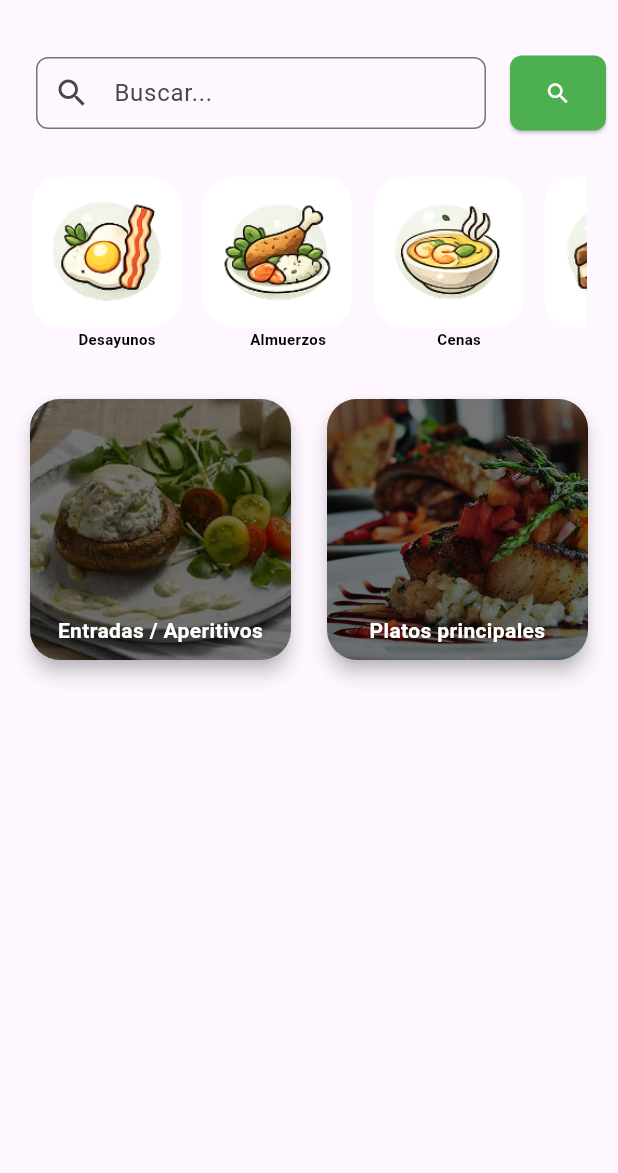
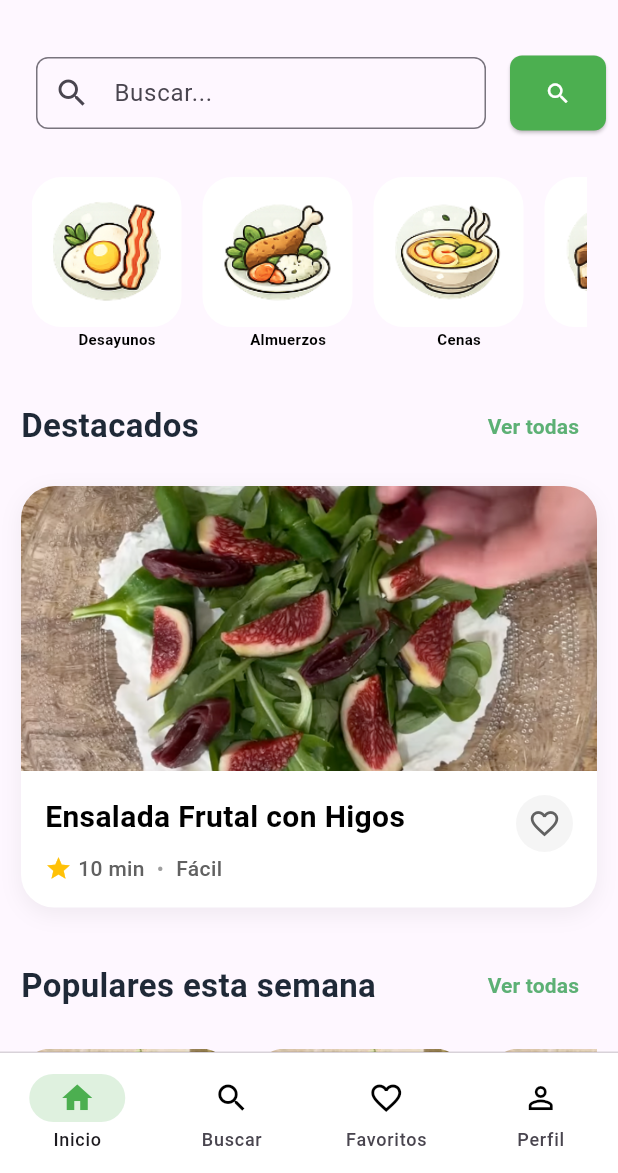
Before and after one commit to Taoista/recetastao, a Flutter app: the screen it shows after launch, on a phone screen of 412 x 824 dp, the part 63-1236 px from its top. Run offline on Flutter 3.47's test engine with Material 3 defaults, Android fonts, the phone set to English and light mode, and no system bars; our stand-ins replace go_router.

Commit message:
fit crendo el buttom navigator bar

```diff
--- a/lib/models/foods.dart
+++ b/lib/models/foods.dart
@@ -64,4 +64,13 @@ const List<Map<String, dynamic>> foodsFinalista = [
     "time": "12",
     "img": "asdadsa,jpg",
   },
+  {
+    'id': 3,
+    'estado': 1,
+    'id_type': 2,
+    'name': 'plato ',
+    "top": 1.2,
+    "time": "12",
+    "img": "asdadsa,jpg",
+  },
 ];
--- a/lib/models/recipe.dart
+++ b/lib/models/recipe.dart
@@ -1,6 +1,8 @@
 class Recipe {
   final int id;
   final int idPlato;
+  final bool state;
+  final bool featured;
   final double top;
   final String name;
   final String description;
@@ -16,6 +18,8 @@ class Recipe {
   Recipe({
     required this.id,
     required this.idPlato,
+    required this.state,
+    required this.featured,
     required this.top,
     required this.name,
     required this.description,
@@ -33,6 +37,8 @@ class Recipe {
     return Recipe(
       id: map['id'],
       idPlato: map['id_food'],
+      state: map['state'] == 1 ? true : false,
+      featured: map['featured'] == 1 ? true : false,
       top: (map['top'] as num).toDouble(),
       name: map['name'],
       description: map['description'],
@@ -133,6 +139,8 @@ const List<Map<String, dynamic>> foodsLista = [
   {
     'id': 1,
     "id_food": 2,
+    "state": 1,
+    "featured": 0,
     "top": 5.0,
     "name": "Champiñones cremosos con arroz",
     "description": "Delicious dish with a unique flavor.",
@@ -243,6 +251,8 @@ const List<Map<String, dynamic>> foodsLista = [
   {
     'id': 2,
     "id_food": 2,
+    "state": 1,
+    "featured": 0,
     "top": 5.0,
     "name": "Champiñones cremosos con arroz",
     "description": "Delicious dish with a unique flavor.",
@@ -353,6 +363,8 @@ const List<Map<String, dynamic>> foodsLista = [
   {
     'id': 3,
     "id_food": 1,
+    "state": 1,
+    "featured": 1,
     "top": 5.0,
     "name": "Ensalada Frutal con Higos",
     "description":
--- a/lib/models/type_foods.dart
+++ b/lib/models/type_foods.dart
@@ -37,7 +37,8 @@ List<TypeFood> getTypeFoods() {
 const List<Map<String, dynamic>> typeFoods = [
   { 'id': 1, 'estado': 1, 'nombre': 'Entradas / Aperitivos', 'img': 'assets/images/01.jpg' },
   { 'id': 2, 'estado': 1, 'nombre': 'Platos principales', 'img': 'assets/images/02.jpg' },
-  // { 'id': 3, 'estado': 1, 'nombre': 'Acompañamientos / Guarniciones', 'img': 'assets/images/03.jpg' },
+  { 'id': 3, 'estado': 1, 'nombre': 'Platos principales', 'img': 'assets/images/02.jpg' },
+  { 'id': 4, 'estado': 1, 'nombre': 'Acompañamientos / Guarniciones', 'img': 'assets/images/03.jpg' },
   // { 'id': 4, 'estado': 1, 'nombre': 'Ensaladas', 'img': 'assets/images/04.jpg' },
   // { 'id': 5, 'estado': 1, 'nombre': 'Sopas y caldos', 'img': 'assets/images/05.jpg' },
   // { 'id': 6, 'estado': 1, 'nombre': 'Postres', 'img': 'assets/images/06.jpg' },
--- /dev/null
+++ b/lib/screens/home/featured_card.dart
@@ -0,0 +1,178 @@
+import 'package:flutter/material.dart';
+import 'package:recetastao/core/theme/app_colors.dart';
+import 'package:recetastao/models/recipe.dart';
+
+class FeaturedCard extends StatefulWidget {
+  const FeaturedCard({super.key});
+
+  @override
+  State<FeaturedCard> createState() => _FeaturedCardState();
+}
+
+class _FeaturedCardState extends State<FeaturedCard> {
+
+  bool isLoading = true;
+  Recipe? food = null;
+
+  // ? obtiene los productos
+  List<Recipe> listFood = getRecipeFoods();
+
+
+  void getData() async {
+
+    food = listFood.firstWhere((recipe) => recipe.featured == true,);
+
+    await Future.delayed(const Duration(seconds: 2));
+    setState(() {
+      isLoading = false;
+    });
+  }
+
+  @override
+  initState() {
+    super.initState();
+    getData();
+  }
+
+  @override
+  Widget build(BuildContext context) {
+    return Column(
+      crossAxisAlignment: CrossAxisAlignment.start,
+      children: [
+        /// HEADER
+        Row(
+          mainAxisAlignment: MainAxisAlignment.spaceBetween,
+          children: [
+            const Text(
+              'Destacados',
+              style: TextStyle(
+                fontSize: 22,
+                fontWeight: FontWeight.bold,
+                color: AppColors.textPrimary,
+              ),
+            ),
+            TextButton(
+              onPressed: () {},
+              child: const Text(
+                'Ver todas',
+                style: TextStyle(
+                  color: AppColors.primary,
+                  fontWeight: FontWeight.w600,
+                ),
+              ),
+            ),
+          ],
+        ),
+
+        const SizedBox(height: 16),
+
+        /// CARD
+        Container(
+          width: double.infinity,
+          decoration: BoxDecoration(
+            color: Colors.white,
+            borderRadius: BorderRadius.circular(22),
+            boxShadow: [
+              BoxShadow(
+                color: Colors.black.withOpacity(0.06),
+                blurRadius: 12,
+                offset: const Offset(0, 4),
+              ),
+            ],
+          ),
+          child: Column(
+            crossAxisAlignment: CrossAxisAlignment.start,
+            children: [
+              /// IMAGE
+              ClipRRect(
+                borderRadius: const BorderRadius.vertical(
+                  top: Radius.circular(22),
+                ),
+                child: Image.asset(
+                  food!.imageUrl,
+                  height: 190,
+                  width: double.infinity,
+                  fit: BoxFit.cover,
+                ),
+              ),
+
+              /// CONTENT
+              Padding(
+                padding: const EdgeInsets.all(16),
+                child: Row(
+                  crossAxisAlignment: CrossAxisAlignment.start,
+                  children: [
+                    /// TEXTS
+                    Expanded(
+                      child: Column(
+                        crossAxisAlignment: CrossAxisAlignment.start,
+                        children: [
+                          Text(
+                            food!.name,
+                            style: TextStyle(
+                              fontSize: 20,
+                              fontWeight: FontWeight.bold,
+                              color: Colors.black,
+                            ),
+                          ),
+                          const SizedBox(height: 10),
+                          Row(
+                            children: [
+                              const Icon(
+                                Icons.star,
+                                color: Colors.amber,
+                                size: 18,
+                              ),
+                              const SizedBox(width: 4),
+                              Text(
+                                "${food!.time} min",
+                                style: TextStyle(
+                                  color: Colors.grey.shade700,
+                                  fontWeight: FontWeight.w500,
+                                ),
+                              ),
+                              const Padding(
+                                padding: EdgeInsets.symmetric(horizontal: 8),
+                                child: Text(
+                                  '•',
+                                  style: TextStyle(
+                                    color: Colors.grey,
+                                  ),
+                                ),
+                              ),
+                              Text(
+                                'Fácil',
+                                style: TextStyle(
+                                  color: Colors.grey.shade700,
+                                  fontWeight: FontWeight.w500,
+                                ),
+                              ),
+                            ],
+                          ),
+                        ],
+                      ),
+                    ),
+
+                    /// FAVORITE ICON
+                    Container(
+                      padding: const EdgeInsets.all(8),
+                      decoration: BoxDecoration(
+                        color: Colors.grey.shade100,
+                        shape: BoxShape.circle,
+                      ),
+                      child: Icon(
+                        Icons.favorite_border,
+                        color: Colors.grey.shade700,
+                        size: 22,
+                      ),
+                    ),
+                  ],
+                ),
+              ),
+            ],
+          ),
+        ),
+      ],
+    );
+  }
+}
--- a/lib/screens/home/home_screen.dart
+++ b/lib/screens/home/home_screen.dart
@@ -2,7 +2,9 @@ import 'package:flutter/material.dart';
 import 'package:recetastao/core/constants/app_category.dart';
 import 'package:recetastao/models/type_foods.dart';
 import 'package:recetastao/screens/home/card_category.dart';
-import 'package:recetastao/widgets/category_food.dart';
+import 'package:recetastao/screens/home/featured_card.dart';
+import 'package:recetastao/screens/home/popular_week.dart';
+import 'package:recetastao/widgets/main_navigation_bar.dart';
 import 'package:recetastao/widgets/search_main.dart';
 
 class HomeScreen extends StatefulWidget {
@@ -39,15 +41,20 @@ class _HomeScreenState extends State<HomeScreen> {
   @override
   Widget build(BuildContext context) {
     return Scaffold(
+      bottomNavigationBar: MainNavigationBar(),
       appBar: AppBar(
         title: const Text('Recetas Tao'),
       ),
-      body: Column(
+      body: SingleChildScrollView(
+        child: Column(
           children: [
+            /// SEARCH
             Padding(
               padding: const EdgeInsets.all(8.0),
               child: SearchMain(),
             ),
+
+            // ? categorias
             Padding(
               padding: const EdgeInsets.symmetric(
                 horizontal: 21,
@@ -59,30 +66,29 @@ class _HomeScreenState extends State<HomeScreen> {
                   scrollDirection: Axis.horizontal,
                   itemCount: listCategory.length,
                   itemBuilder: (context, index) {
-                  return CardCategory(idFood: listCategory[index]['id'], nameCategory: listCategory[index]['name'], pathImage: listCategory[index]['icon']);
+                    return CardCategory(
+                      idFood: listCategory[index]['id'],
+                      nameCategory: listCategory[index]['name'],
+                      pathImage: listCategory[index]['icon'],
+                    );
                   },
                 ),
               ),
             ),
-          Expanded(
-              child: Padding(
-            padding: const EdgeInsets.all(16.0),
-            child: GridView.count(
-              crossAxisCount: 2,
-              mainAxisSpacing: 16,
-              crossAxisSpacing: 16,
-              childAspectRatio: 2 / 2,
-              children: listTypeFoods.map((food) {
-                // final String image = typeFoods.firstWhere((e) => e['id'] == food.id)['img'];
-                return CategoryFood(
-                  idFood: food.id,
-                  img: food.img,
-                  title: food.nombre,
-                );
-              }).toList(),
+
+            // ? Productos detacados
+            const Padding(
+              padding: EdgeInsets.all(14.0),
+              child: FeaturedCard(),
             ),
-          )),
+
+            Padding(
+              padding: const EdgeInsets.all(14.0),
+              child: PopularWeek(),
+            ),
+
           ],
+        ),
       ),
     );
   }
--- /dev/null
+++ b/lib/screens/home/popular_week.dart
@@ -0,0 +1,159 @@
+import 'package:flutter/material.dart';
+import 'package:recetastao/core/theme/app_colors.dart';
+
+class PopularWeek extends StatelessWidget {
+  const PopularWeek({super.key});
+
+  @override
+  Widget build(BuildContext context) {
+    return Column(
+      crossAxisAlignment: CrossAxisAlignment.start,
+      children: [
+        /// HEADER
+        Row(
+          mainAxisAlignment: MainAxisAlignment.spaceBetween,
+          children: [
+            const Text(
+              'Populares esta semana',
+              style: TextStyle(
+                fontSize: 22,
+                fontWeight: FontWeight.bold,
+                color: AppColors.textPrimary,
+              ),
+            ),
+            TextButton(
+              onPressed: () {},
+              child: const Text(
+                'Ver todas',
+                style: TextStyle(
+                  color: AppColors.primary,
+                  fontWeight: FontWeight.w600,
+                ),
+              ),
+            ),
+          ],
+        ),
+
+        const SizedBox(height: 18),
+
+        /// HORIZONTAL LIST
+        SizedBox(
+          height: 210,
+          child: ListView(
+            scrollDirection: Axis.horizontal,
+            children: [
+              /// CARD 1
+              Container(
+                width: 140,
+                margin: const EdgeInsets.only(right: 16),
+                child: Column(
+                  crossAxisAlignment: CrossAxisAlignment.start,
+                  children: [
+                    ClipRRect(
+                      borderRadius: BorderRadius.circular(20),
+                      child: Image.asset(
+                        'assets/images/01.jpg',
+                        height: 120,
+                        width: 140,
+                        fit: BoxFit.cover,
+                      ),
+                    ),
+                    const SizedBox(height: 10),
+                    const Text(
+                      'Ensalada\nde quinoa',
+                      style: TextStyle(
+                        fontSize: 18,
+                        fontWeight: FontWeight.bold,
+                        color: Colors.black,
+                        height: 1.2,
+                      ),
+                    ),
+                  ],
+                ),
+              ),
+
+              /// CARD 2
+              Container(
+                width: 140,
+                margin: const EdgeInsets.only(right: 16),
+                child: Column(
+                  crossAxisAlignment: CrossAxisAlignment.start,
+                  children: [
+                    ClipRRect(
+                      borderRadius: BorderRadius.circular(20),
+                      child: Image.asset(
+                         'assets/images/01.jpg',
+                        height: 120,
+                        width: 140,
+                        fit: BoxFit.cover,
+                      ),
+                    ),
+                    const SizedBox(height: 10),
+                    const Text(
+                      'Tacos de\npollo',
+                      style: TextStyle(
+                        fontSize: 18,
+                        fontWeight: FontWeight.bold,
+                        color: Colors.black,
+                        height: 1.2,
+                      ),
+                    ),
+                  ],
+                ),
+              ),
+
+              /// CARD 3
+              Container(
+                width: 140,
+                child: Column(
+                  crossAxisAlignment: CrossAxisAlignment.start,
+                  children: [
+                    Stack(
+                      children: [
+                        ClipRRect(
+                          borderRadius: BorderRadius.circular(20),
+                          child: Image.asset(
+                             'assets/images/01.jpg',
+                            height: 120,
+                            width: 140,
+                            fit: BoxFit.cover,
+                          ),
+                        ),
+                        Positioned(
+                          top: 8,
+                          right: 8,
+                          child: Container(
+                            padding: const EdgeInsets.all(6),
+                            decoration: const BoxDecoration(
+                              color: Colors.white,
+                              shape: BoxShape.circle,
+                            ),
+                            child: const Icon(
+                              Icons.favorite_border,
+                              size: 18,
+                              color: Colors.black87,
+                            ),
+                          ),
+                        ),
+                      ],
+                    ),
+                    const SizedBox(height: 10),
+                    const Text(
+                      'Brownies\nsaludables',
+                      style: TextStyle(
+                        fontSize: 18,
+                        fontWeight: FontWeight.bold,
+                        color: Colors.black,
+                        height: 1.2,
+                      ),
+                    ),
+                  ],
+                ),
+              ),
+            ],
+          ),
+        ),
+      ],
+    );
+  }
+}
--- a/lib/widgets/category_food.dart
+++ /dev/null
@@ -1,58 +0,0 @@
-import 'package:flutter/material.dart';
-import 'package:go_router/go_router.dart';
-
-
-class CategoryFood extends StatefulWidget {
-
-  final int idFood;
-  final String img;
-  final String title;
-
-  const CategoryFood({super.key, required this.idFood, required this.img, required this.title});
-
-  @override
-  State<CategoryFood> createState() => _CategoryFoodState();
-}
-
-class _CategoryFoodState extends State<CategoryFood> {
-
-
-  @override
-  Widget build(BuildContext context) {
-    return InkWell(
-      onTap: (){
-        context.push("/card_category_food/${widget.idFood}");
-      },
-      child: Card(
-        shape: RoundedRectangleBorder(borderRadius: BorderRadius.circular(20)),
-        clipBehavior: Clip.antiAlias, // para que el borde redondeado se aplique a la imagen
-        elevation: 5,
-        child: Stack(
-          alignment: Alignment.center,
-          children: [
-            Ink.image(
-              image: AssetImage(widget.img),
-              fit: BoxFit.cover,
-              height: 200,
-            ),
-            Container(
-              height:200,
-              color: Colors.black54, // capa oscura para que el texto blanco se vea
-              alignment: Alignment.bottomCenter,
-              padding: const EdgeInsets.only(bottom: 10),
-              child: Text(
-                widget.title,
-                 textAlign: TextAlign.center,
-                style: const TextStyle(
-                  color: Colors.white,
-                  fontSize: 14,
-                  fontWeight: FontWeight.bold,
-                ),
-              ),
-            ),
-          ],
-        ),
-      ),
-    );
-  }
-}
--- /dev/null
+++ b/lib/widgets/main_navigation_bar.dart
@@ -0,0 +1,93 @@
+import 'package:flutter/material.dart';
+
+
+
+class MainNavigationBar extends StatelessWidget {
+  const MainNavigationBar({super.key});
+
+  @override
+  Widget build(BuildContext context) {
+
+    int selectedIndex = 0;
+
+    return Container(
+
+  decoration: BoxDecoration(
+    border: Border(
+      top: BorderSide(
+        color: Colors.black.withOpacity(0.15),
+        width: 1,
+      ),
+    ),
+  ),
+
+  child: NavigationBar(
+
+    backgroundColor: Colors.white,
+
+    indicatorColor: Colors.green.withOpacity(0.18),
+
+    selectedIndex: selectedIndex,
+
+    labelBehavior: NavigationDestinationLabelBehavior.alwaysShow,
+
+    onDestinationSelected: (index) {
+      // setState(() {
+      //   selectedIndex = index;
+      // });
+    },
+
+    destinations: const [
+
+      NavigationDestination(
+        selectedIcon: Icon(
+          Icons.home,
+          color: Colors.green,
+        ),
+        icon: Icon(
+          Icons.home_outlined,
+          color: Colors.black,
+        ),
+        label: 'Inicio',
+      ),
+
+      NavigationDestination(
+        selectedIcon: Icon(
+          Icons.search,
+          color: Colors.green,
+        ),
+        icon: Icon(
+          Icons.search,
+          color: Colors.black,
+        ),
+        label: 'Buscar',
+      ),
+
+      NavigationDestination(
+        selectedIcon: Icon(
+          Icons.favorite,
+          color: Colors.green,
+        ),
+        icon: Icon(
+          Icons.favorite_border,
+          color: Colors.black,
+        ),
+        label: 'Favoritos',
+      ),
+
+      NavigationDestination(
+        selectedIcon: Icon(
+          Icons.person,
+          color: Colors.green,
+        ),
+        icon: Icon(
+          Icons.person_outline,
+          color: Colors.black,
+        ),
+        label: 'Perfil',
+      ),
+    ],
+  ),
+);
+  }
+}
```
Also changed, not shown: lib/models/featured.dart (added). Lines whose indentation alone changed are shown as unchanged.
